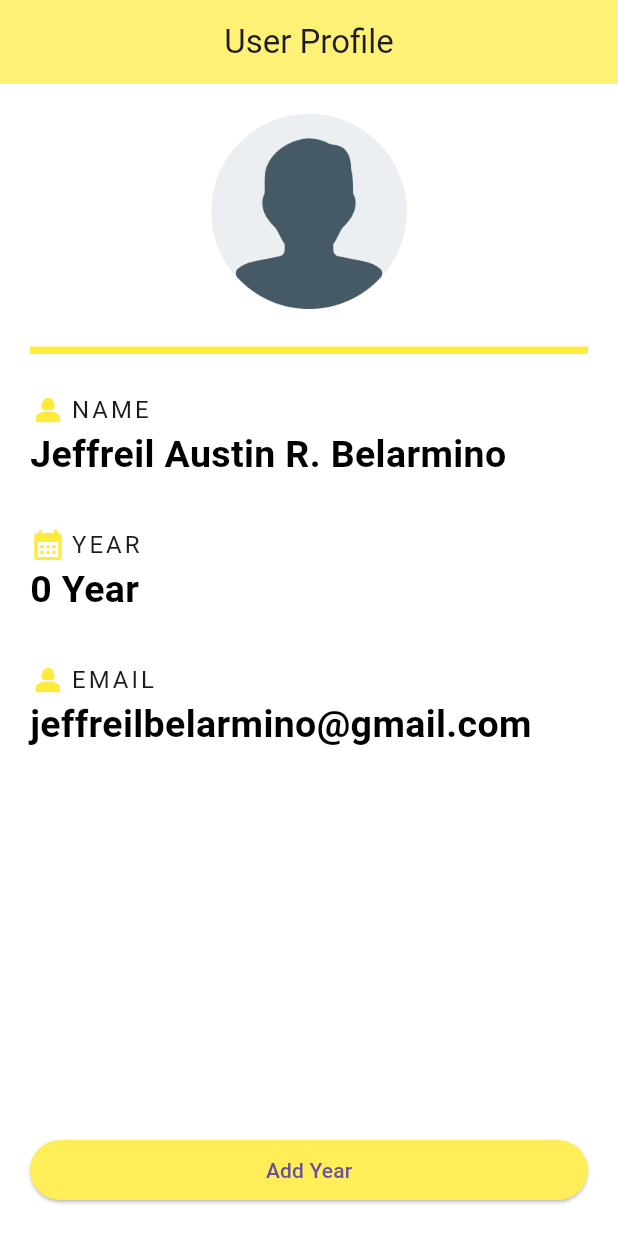
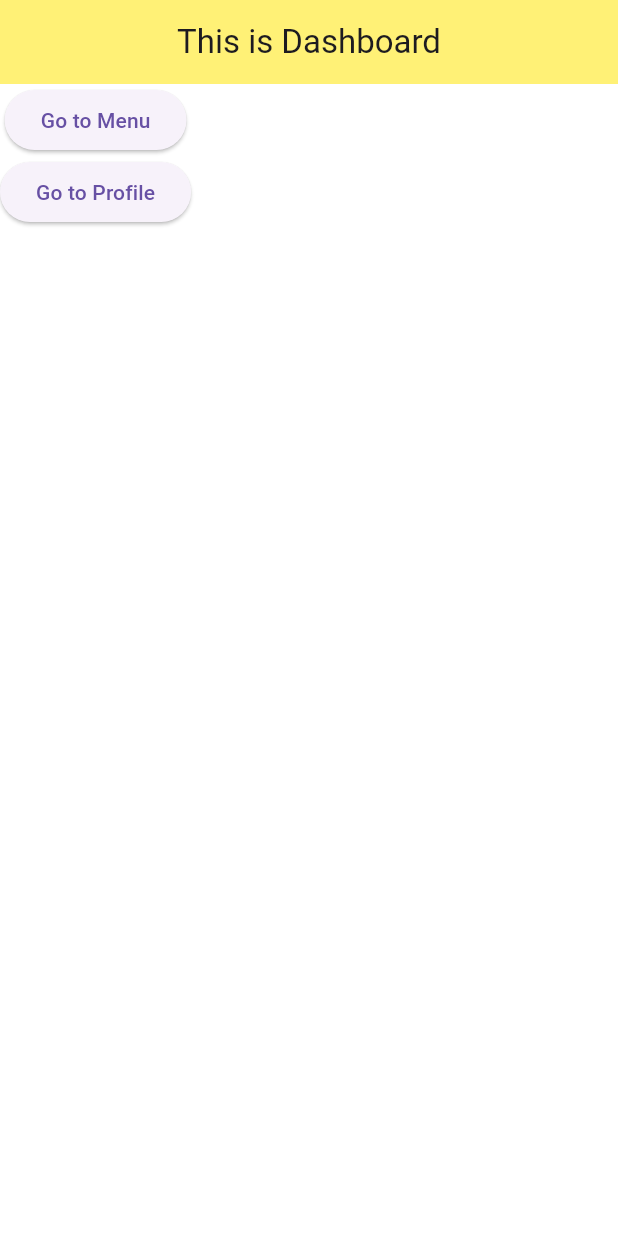
Before and after one commit to jeffreiljaustin/sample1fe, a Flutter app: the screen it shows after launch, on a phone screen of 412 x 824 dp. Run offline on Flutter 3.47's test engine with Material 3 defaults, Android fonts, the phone set to English and light mode, and no system bars.

Commit message:
Dashboard and Menu

```diff
--- a/lib/home.dart
+++ b/lib/home.dart
@@ -101,7 +101,7 @@ class _HomeState extends State<Home> {
                   ],
                 ),
                 Text(
-                  'jeffreilbelarmino@gmail.com',
+                  '21-10898@g.batstate-u-edu.ph',
                   style: TextStyle(
                     fontWeight: FontWeight.bold,
                     color: Colors.black,
--- a/lib/main.dart
+++ b/lib/main.dart
@@ -1,6 +1,12 @@
 import 'package:flutter/material.dart';
 import 'package:sample/home.dart';
+import 'package:sample/pages/dashboard.dart';
+import 'package:sample/pages/menu.dart';
 
 void main() => runApp(MaterialApp(
-  home: Home(),
+  routes: {
+    '/' : (context) => Dashboard(),
+    '/menu' : (context) => Menu(),
+    '/profile' : (context) => Home(),
+  },
 ));
--- /dev/null
+++ b/lib/pages/dashboard.dart
@@ -0,0 +1,42 @@
+import 'package:flutter/material.dart';
+
+class Dashboard extends StatefulWidget {
+  const Dashboard({super.key});
+
+  @override
+  State<Dashboard> createState() => _DashboardState();
+}
+
+class _DashboardState extends State<Dashboard> {
+  @override
+  Widget build(BuildContext context) {
+    return Scaffold(
+      backgroundColor: Colors.white,
+      appBar: AppBar(
+        title: Text('This is Dashboard'),
+        backgroundColor: Colors.yellow[300],
+        centerTitle: true,
+      ),
+      body: Container(
+        child: SafeArea(
+          child: Column(
+            children: [
+              ElevatedButton(
+                  onPressed: (){
+                    Navigator.pushNamed(context, '/menu');
+                  },
+                  child: Text('Go to Menu')
+              ),
+              ElevatedButton(
+                  onPressed: (){
+                    Navigator.pushNamed(context, '/profile');
+                  },
+                  child: Text('Go to Profile')
+              ),
+            ],
+          ),
+        ),
+      )
+    );
+  }
+}
--- /dev/null
+++ b/lib/pages/menu.dart
@@ -0,0 +1,22 @@
+import 'package:flutter/material.dart';
+
+class Menu extends StatefulWidget {
+  const Menu({super.key});
+
+  @override
+  State<Menu> createState() => _MenuState();
+}
+
+class _MenuState extends State<Menu> {
+  @override
+  Widget build(BuildContext context) {
+    return Scaffold(
+      backgroundColor: Colors.white,
+      appBar: AppBar(
+        title: Text('This is Menu'),
+        backgroundColor: Colors.yellow[300],
+        centerTitle: true,
+      ),
+    );
+  }
+}
```
Also changed, not shown: lib/fonts/Kanit-Black.ttf (deleted).
